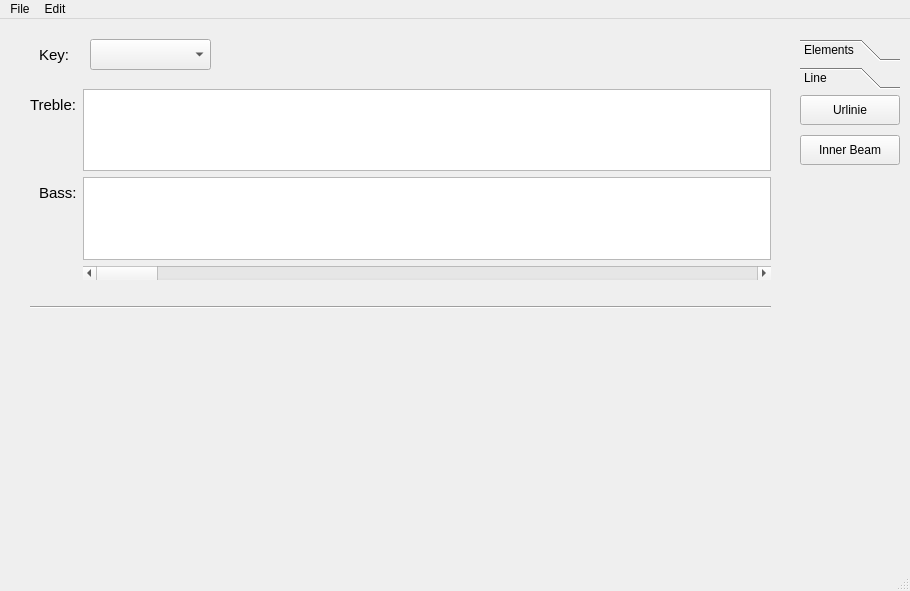
This is ui/schenky.ui in kanguyen-vn/muthis as Qt 5 draws it before an edit. The edited form follows.
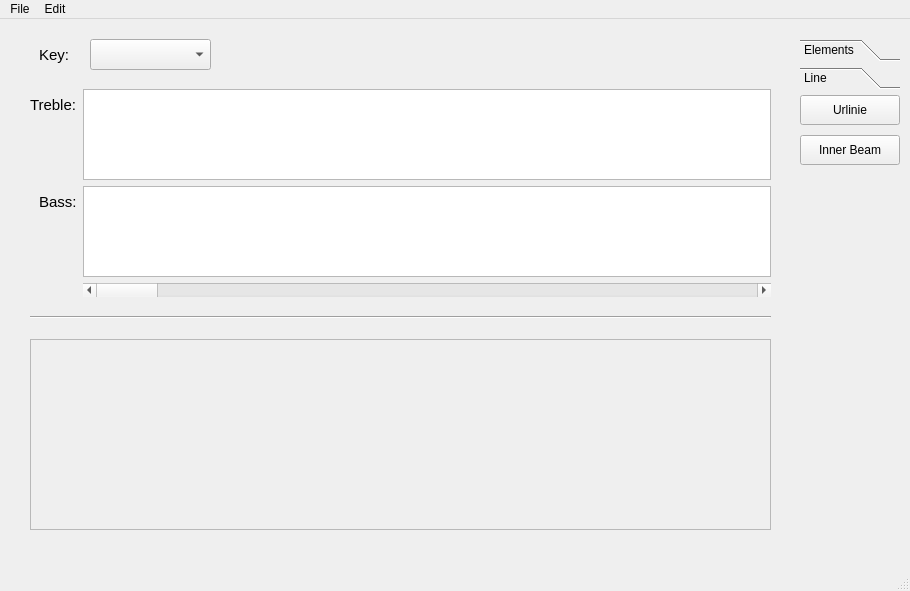
This is the edited form.

Patch:
```diff
--- a/ui/schenky.ui
+++ b/ui/schenky.ui
@@ -118,7 +118,7 @@
      </widget>
     </widget>
    </widget>
-   <widget class="QLabel" name="label">
+   <widget class="QLabel" name="key_label">
     <property name="geometry">
      <rect>
       <x>10</x>
@@ -155,7 +155,7 @@
       <x>30</x>
       <y>70</y>
       <width>741</width>
-      <height>191</height>
+      <height>211</height>
      </rect>
     </property>
     <layout class="QFormLayout" name="formLayout_2">
@@ -170,6 +170,15 @@
          <verstretch>0</verstretch>
         </sizepolicy>
        </property>
+       <property name="maximumSize">
+        <size>
+         <width>16777215</width>
+         <height>91</height>
+        </size>
+       </property>
+       <property name="lineWrapMode">
+        <enum>QTextEdit::NoWrap</enum>
+       </property>
       </widget>
      </item>
      <item row="1" column="0">
@@ -192,6 +201,15 @@
          <verstretch>0</verstretch>
         </sizepolicy>
        </property>
+       <property name="maximumSize">
+        <size>
+         <width>16777215</width>
+         <height>91</height>
+        </size>
+       </property>
+       <property name="lineWrapMode">
+        <enum>QTextEdit::NoWrap</enum>
+       </property>
       </widget>
      </item>
      <item row="0" column="0">
@@ -219,7 +237,7 @@
     <property name="geometry">
      <rect>
       <x>30</x>
-      <y>280</y>
+      <y>290</y>
       <width>741</width>
       <height>16</height>
      </rect>
@@ -228,6 +246,42 @@
      <enum>Qt::Horizontal</enum>
     </property>
    </widget>
+   <widget class="QScrollArea" name="scroll_area">
+    <property name="geometry">
+     <rect>
+      <x>30</x>
+      <y>320</y>
+      <width>741</width>
+      <height>191</height>
+     </rect>
+    </property>
+    <property name="widgetResizable">
+     <bool>true</bool>
+    </property>
+    <widget class="QWidget" name="scrollAreaWidgetContents">
+     <property name="geometry">
+      <rect>
+       <x>0</x>
+       <y>0</y>
+       <width>739</width>
+       <height>189</height>
+      </rect>
+     </property>
+     <widget class="QLabel" name="label">
+      <property name="geometry">
+       <rect>
+        <x>0</x>
+        <y>0</y>
+        <width>741</width>
+        <height>191</height>
+       </rect>
+      </property>
+      <property name="text">
+       <string/>
+      </property>
+     </widget>
+    </widget>
+   </widget>
   </widget>
   <widget class="QMenuBar" name="menubar">
    <property name="geometry">
```
Left out of the diff: 26 changed lines with no effect on the pictures.
